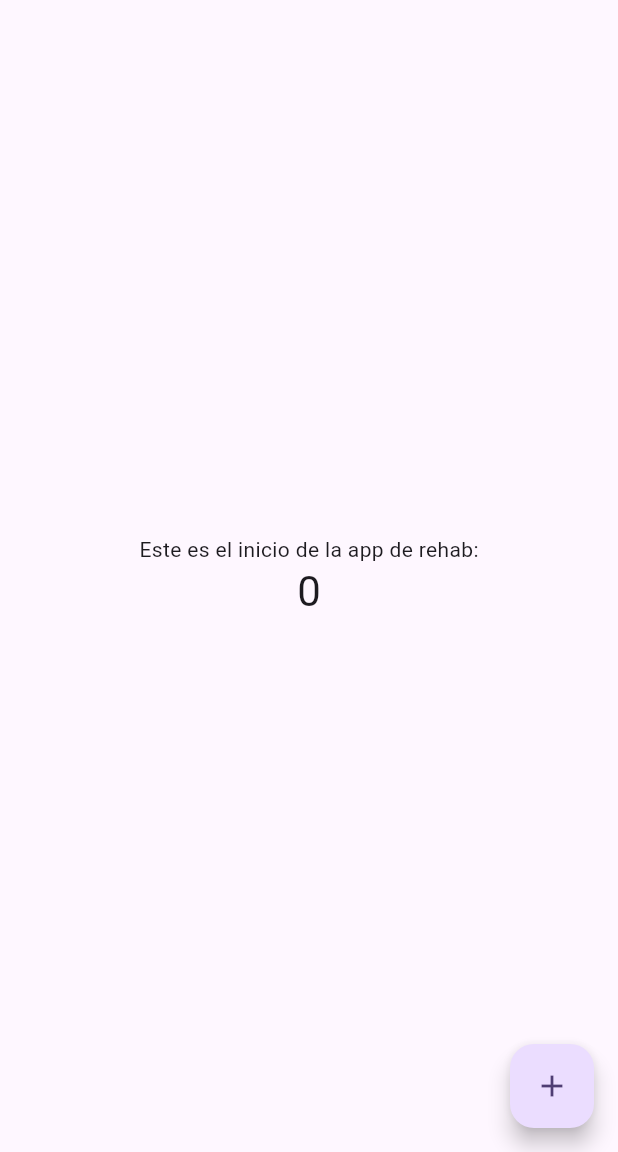
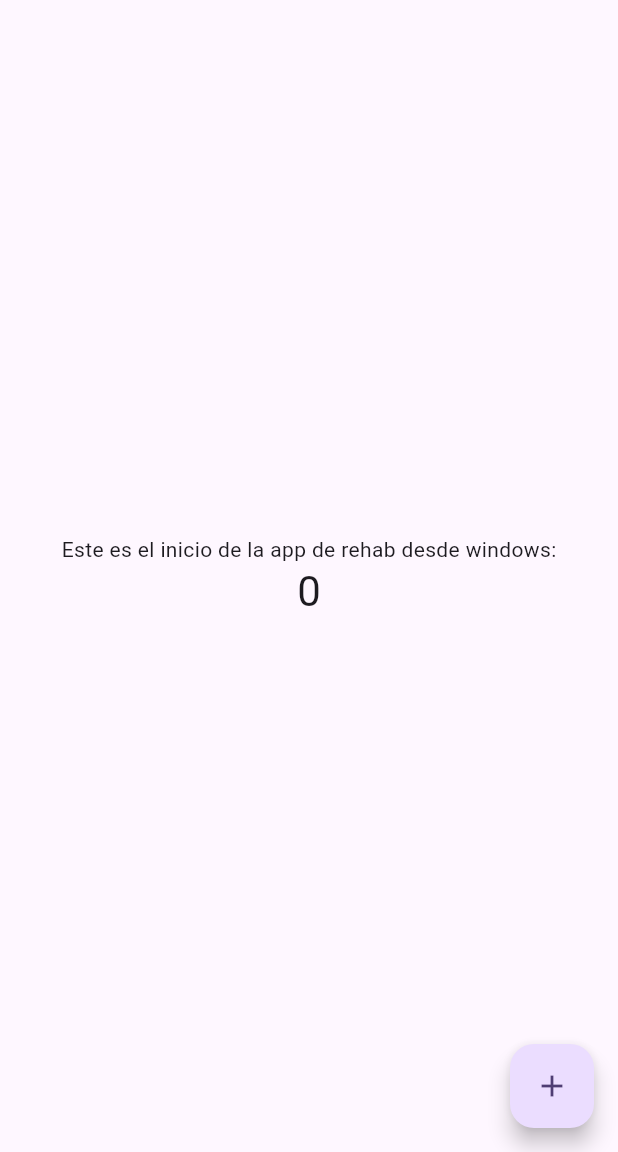
Before and after one commit to Serch12/apprehabevolution, a Flutter app: the screen it shows after launch, on a phone screen of 412 x 824 dp, the part 84-1236 px from its top. Run offline on Flutter 3.47's test engine with Material 3 defaults, Android fonts, the light colour scheme and no system bars.

Commit message:
Subo cambios desde windows

```diff
--- a/lib/main.dart
+++ b/lib/main.dart
@@ -106,7 +106,7 @@ class _MyHomePageState extends State<MyHomePage> {
           mainAxisAlignment: MainAxisAlignment.center,
           children: <Widget>[
             const Text(
-              'Este es el inicio de la app de rehab:',
+              'Este es el inicio de la app de rehab desde windows:',
             ),
             Text(
               '$_counter',
```
